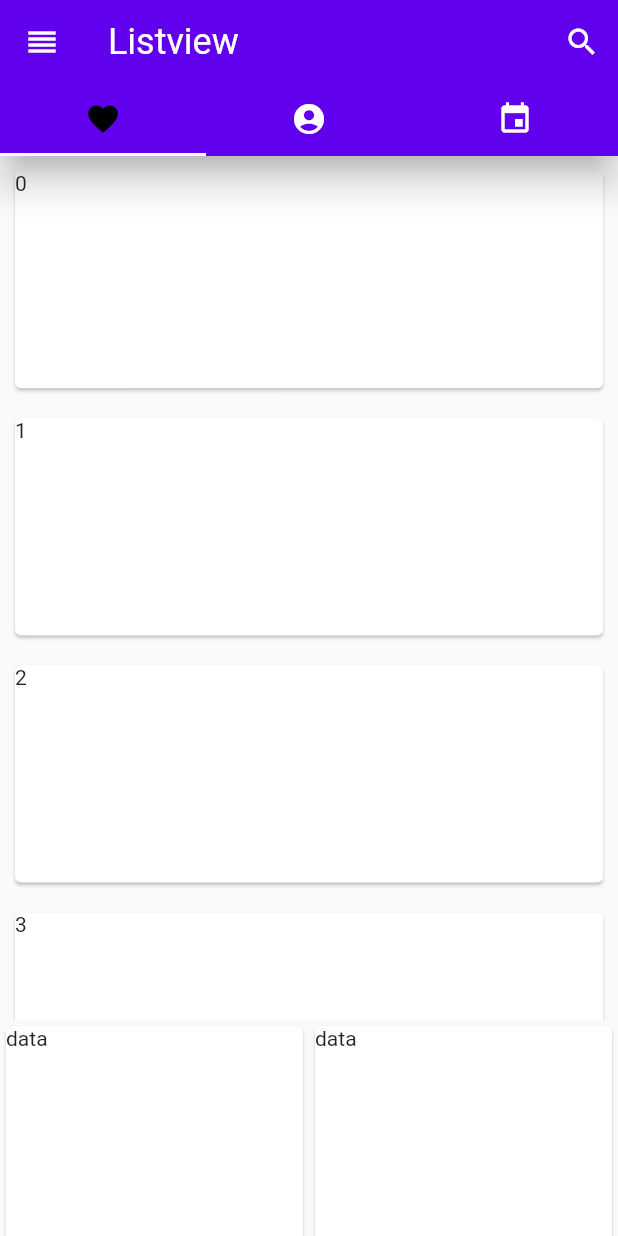
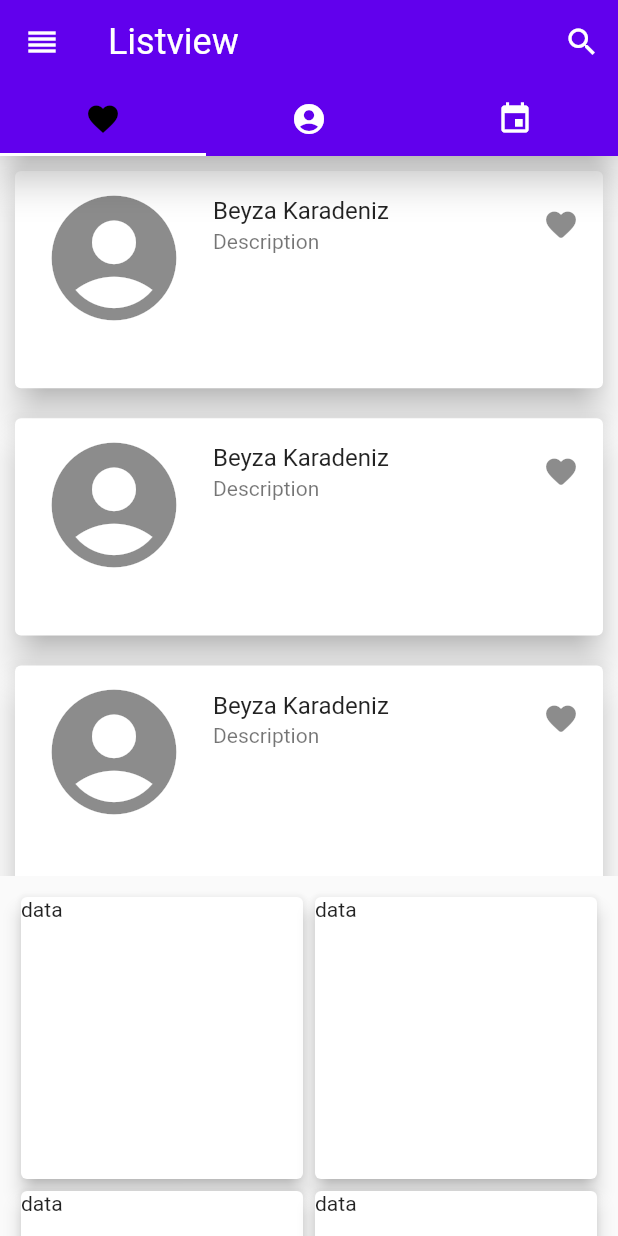
Before and after one commit to Krdnzbyza/FlutterLearnExamples, a Flutter app: the ListViewPage screen opened directly, on a phone screen of 412 x 824 dp. Run offline on Flutter 3.47's test engine with Material 2 defaults, Android fonts, the light colour scheme and no system bars.

Commit message:
route done and list page fix

```diff
--- a/lib/list_view.dart
+++ b/lib/list_view.dart
@@ -20,13 +20,18 @@ class _ListViewPageState extends State<ListViewPage> {
   AppBar buildAppBar() {
     return AppBar(
       leading: IconButton(icon: Icon(Icons.reorder), onPressed: () {}),
-      title: Text("Listview", style: TextStyle(fontSize: 24, color: Colors.white)),
+      title:
+          Text("Listview", style: TextStyle(fontSize: 24, color: Colors.white)),
       elevation: 10,
       backgroundColor: Color(0xFF6100ed),
       actions: [
         IconButton(icon: Icon(Icons.search), onPressed: () {}),
       ],
-      bottom: TabBar(unselectedLabelColor: Colors.white, labelColor: Colors.black, indicatorColor: Colors.white, tabs: <Widget>[
+      bottom: TabBar(
+          unselectedLabelColor: Colors.white,
+          labelColor: Colors.black,
+          indicatorColor: Colors.white,
+          tabs: <Widget>[
             Tab(icon: Icon(Icons.favorite)),
             Tab(icon: Icon(Icons.account_circle)),
             Tab(icon: Icon(Icons.event)),
@@ -36,14 +41,20 @@ class _ListViewPageState extends State<ListViewPage> {
 
   Column buildColumnbody() {
     return Column(
-      children: [Expanded(flex: 4, child: buildListViewBuilder()), Expanded(child: buildGridView())],
+      children: [
+        Expanded(flex: 2, child: buildListViewBuilder()),
+        Expanded(child: buildGridView())
+      ],
     );
   }
 
   GridView buildGridView() {
     return GridView.count(
+      padding: EdgeInsets.all(10),
+      shrinkWrap: true,
       crossAxisCount: 2,
-      children: List.generate(10, (index) => Card(child: Text("data"))),
+      children: List.generate(10,
+          (index) => SizedBox(child: Card(elevation: 5, child: Text("data")))),
     );
   }
 
@@ -52,11 +63,25 @@ class _ListViewPageState extends State<ListViewPage> {
         shrinkWrap: true,
         scrollDirection: Axis.vertical,
         itemBuilder: (context, index) => SizedBox(
+              width: double.infinity,
               height: MediaQuery.of(context).size.height * 0.2,
               child: Card(
+                elevation: 10,
                 margin: EdgeInsets.all(10),
-            child: Text(index.toString()),
-          )),
-    );
+                child: Column(
+                  mainAxisSize: MainAxisSize.min,
+                  children: <Widget>[
+                    Center(
+                      child: ListTile(
+                        leading: Icon(Icons.account_circle, size: 100),
+                        title: Text('Beyza Karadeniz'),
+                        subtitle: Text('Description'),
+                        trailing: Icon(Icons.favorite_rounded),
+                      ),
+                    ),
+                  ],
+                ),
+              ),
+            ));
   }
 }
--- a/lib/logın_page.dart
+++ b/lib/logın_page.dart
@@ -1,5 +1,7 @@
 import 'package:flutter/material.dart';
 import 'package:flutter/services.dart';
+import 'list_view.dart';
+
 
 class LogPage extends StatefulWidget {
   @override
@@ -13,7 +15,8 @@ class _LogPageState extends State<LogPage> {
   }
 
   AnnotatedRegion<SystemUiOverlayStyle> buildAnnotatedRegion() {
-    return AnnotatedRegion<SystemUiOverlayStyle>(value: SystemUiOverlayStyle.light, child: buildGestureDetector());
+    return AnnotatedRegion<SystemUiOverlayStyle>(
+        value: SystemUiOverlayStyle.light, child: buildGestureDetector());
   }
 
   GestureDetector buildGestureDetector() {
@@ -25,7 +28,9 @@ class _LogPageState extends State<LogPage> {
   }
 
   Column buildColumnmain() {
-    return Column(mainAxisAlignment: MainAxisAlignment.center, children: <Widget>[
+    return Column(
+        mainAxisAlignment: MainAxisAlignment.center,
+        children: <Widget>[
           buildContainertext(),
           SizedBox(height: 20),
           buildEmail(),
@@ -43,7 +48,10 @@ class _LogPageState extends State<LogPage> {
         height: double.infinity,
         width: double.infinity,
         decoration: BoxDecoration(
-          gradient: LinearGradient(begin: Alignment.topCenter, end: Alignment.bottomCenter, colors: [
+          gradient: LinearGradient(
+              begin: Alignment.topCenter,
+              end: Alignment.bottomCenter,
+              colors: [
                 Color(0xFF6100ed),
                 Color(0xBf6100ed),
                 Color(0x996100ed),
@@ -122,7 +130,10 @@ class _LogPageState extends State<LogPage> {
       width: double.infinity,
       child: RaisedButton(
         elevation: 5,
-        onPressed: () => print(' LOGIN'),
+        onPressed: () {
+          Navigator.push(
+              context, MaterialPageRoute(builder: (context) => ListViewPage()));
+        },
         padding: EdgeInsets.all(15),
         color: Colors.white,
         child: Text(
@@ -163,9 +174,16 @@ class _LogPageState extends State<LogPage> {
     return Container(
       width: 140,
       height: 120,
-      child: Text('V', style: TextStyle(color: Color(0xBf6100ed), fontSize: 100, fontWeight: FontWeight.bold)),
+      child: Text('V',
+          style: TextStyle(
+              color: Color(0xBf6100ed),
+              fontSize: 100,
+              fontWeight: FontWeight.bold)),
       alignment: Alignment.center,
-      decoration: BoxDecoration(shape: BoxShape.circle, color: Colors.white, boxShadow: [
+      decoration: BoxDecoration(
+          shape: BoxShape.circle,
+          color: Colors.white,
+          boxShadow: [
             BoxShadow(
               color: Colors.white,
               blurRadius: 5.0,
--- a/lib/main.dart
+++ b/lib/main.dart
@@ -1,5 +1,6 @@
 import 'package:flutter/material.dart';
 import 'list_view.dart';
+import 'logın_page.dart';
 
 void main() => runApp(MyApp());
 
@@ -8,8 +9,8 @@ class MyApp extends StatelessWidget {
   Widget build(BuildContext context) {
     return MaterialApp(
       title: 'Material App',
-      home: ListViewPage(),
-      // LogPage(),
+      home: LogPage(),
+      // ListViewPage(),
     );
   }
 }
```
Lines whose indentation alone changed are shown as unchanged.
